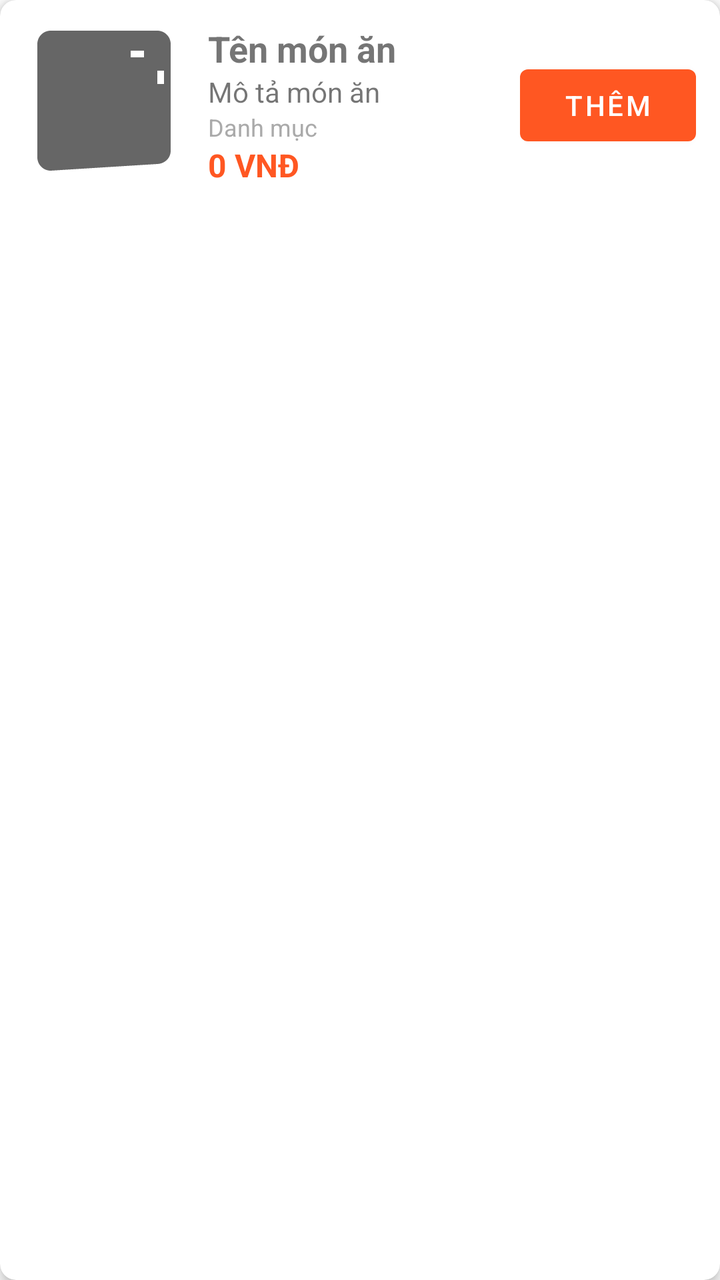
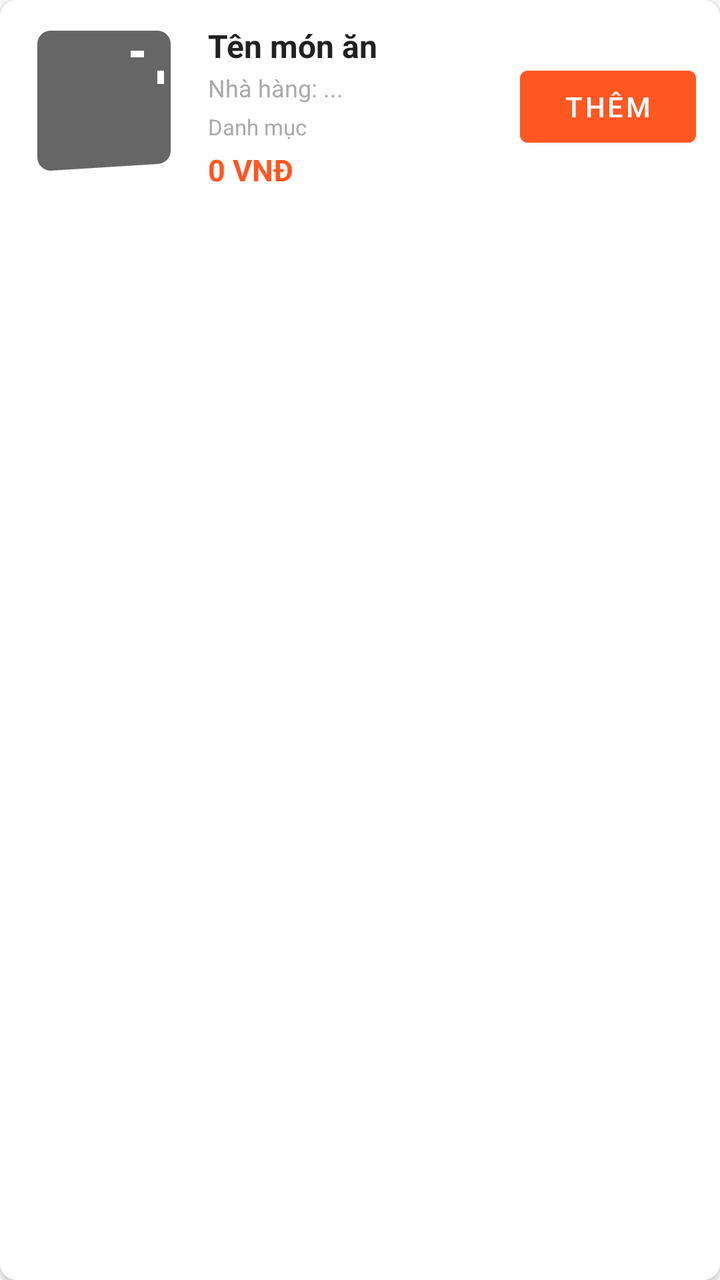

The first picture is an Android layout as it rendered before a commit; the second is the same layout after the commit. The layout source and the unified diff follow.
<!-- AndroidManifest.xml: application theme Theme.FoodOrder -->
<!-- res/layout/item_food.xml -->
<?xml version="1.0" encoding="utf-8"?>
<androidx.cardview.widget.CardView xmlns:android="http://schemas.android.com/apk/res/android"
    xmlns:app="http://schemas.android.com/apk/res-auto"
    android:layout_width="match_parent"
    android:layout_height="wrap_content"
    android:layout_margin="8dp"
    app:cardCornerRadius="8dp"
    app:cardElevation="4dp">

    <LinearLayout
        android:layout_width="match_parent"
        android:layout_height="wrap_content"
        android:orientation="horizontal"
        android:padding="12dp">

        <ImageView
            android:id="@+id/ivFoodImage"
            android:layout_width="80dp"
            android:layout_height="80dp"
            android:src="@drawable/ic_food_default"
            android:scaleType="centerCrop"
            android:layout_marginEnd="12dp"/>

        <LinearLayout
            android:layout_width="0dp"
            android:layout_height="wrap_content"
            android:layout_weight="1"
            android:orientation="vertical">

            <TextView
                android:id="@+id/tvFoodName"
                android:layout_width="wrap_content"
                android:layout_height="wrap_content"
                android:text="Tên món ăn"
                android:textSize="18sp"
                android:textStyle="bold"/>

            <TextView
                android:id="@+id/tvFoodDescription"
                android:layout_width="wrap_content"
                android:layout_height="wrap_content"
                android:text="Mô tả món ăn"
                android:textSize="14sp"
                android:maxLines="2"
                android:ellipsize="end"/>

            <TextView
                android:id="@+id/tvFoodCategory"
                android:layout_width="wrap_content"
                android:layout_height="wrap_content"
                android:text="Danh mục"
                android:textSize="12sp"
                android:textColor="@android:color/darker_gray"/>

            <TextView
                android:id="@+id/tvFoodPrice"
                android:layout_width="wrap_content"
                android:layout_height="wrap_content"
                android:text="0 VNĐ"
                android:textSize="16sp"
                android:textColor="@color/primary_color"
                android:textStyle="bold"/>
        </LinearLayout>

        <Button
            android:id="@+id/btnAddToCart"
            android:layout_width="wrap_content"
            android:layout_height="wrap_content"
            android:text="Thêm"
            android:layout_gravity="center"/>
    </LinearLayout>

</androidx.cardview.widget.CardView>
<!-- resources referenced by this layout -->
<resources>
  <color name="primary_color">#FF5722</color>
  <!-- drawable ic_food_default (drawable) -->
  <?xml version="1.0" encoding="utf-8"?>
  <vector xmlns:android="http://schemas.android.com/apk/res/android"
      android:width="24dp"
      android:height="24dp"
      android:viewportWidth="24"
      android:viewportHeight="24"
      android:tint="?attr/colorControlNormal">
      <path
          android:fillColor="@android:color/white"
          android:pathData="M11,9L9,9L9,7L11,7L11,9zM15,9L13,9L13,7L15,7L15,9zM16,6L18,6L18,4L16,4L16,6zM19,9L21,9L21,7L19,7L19,9zM13,13L15,13L15,11L13,11L13,13zM9,13L11,13L11,11L9,11L9,13zM7,9L9,9L9,7L7,7L7,9zM4,22c-1.1,0 -2,-0.9 -2,-2v0l0,-0.96L2,3c0,-1.1 0.9,-2 2,-2h16c1.1,0 2,0.9 2,2v16c0,0.27 -0.05,0.53 -0.15,0.77 -0.26,0.68 -1.03,1.21 -1.85,1.23L4,22zM20,20L4,20l0,-15.79c0.19,0.48 0.62,0.79 1.11,0.79L18.89,5c0.49,0 0.92,-0.31 1.11,-0.79L20,20zM8,18L8,18c1.1,0 2,-0.9 2,-2v0c0,-1.1 -0.9,-2 -2,-2s-2,0.9 -2,2c0,1.1 0.9,2 2,2zM16,18c1.1,0 2,-0.9 2,-2 0,-1.1 -0.9,-2 -2,-2s-2,0.9 -2,2c0,1.1 0.9,2 2,2z"/>
  </vector>
  <style name="Theme.FoodOrder" parent="Theme.MaterialComponents.DayNight.NoActionBar">
          
          <item name="colorPrimary">@color/primary_color</item>
          <item name="colorPrimaryVariant">@color/primary_dark</item>
          <item name="colorOnPrimary">@color/white</item>
  
          
          <item name="colorSecondary">@color/accent</item>
          <item name="colorSecondaryVariant">@color/teal_700</item>
          <item name="colorOnSecondary">@color/black</item>
  
          
          <item name="android:windowBackground">@color/background</item>
  
          
          <item name="colorSurface">@color/surface</item>
          <item name="colorOnSurface">@color/text_primary</item>
          <item name="colorError">#FF0000</item>
      </style>
  <color name="primary_dark">#E64A19</color>
  <color name="white">#FFFFFFFF</color>
  <color name="accent">#FFC107</color>
  <color name="teal_700">#FF018786</color>
  <color name="black">#FF000000</color>
  <color name="background">#FFFFFF</color>
  <color name="surface">#F5F5F5</color>
  <color name="text_primary">#212121</color>
</resources>

<!-- the commit's change to res/layout/item_food.xml (unified diff, before → after) -->
@@ -5,7 +5,7 @@
     android:layout_height="wrap_content"
     android:layout_margin="8dp"
     app:cardCornerRadius="8dp"
-    app:cardElevation="4dp">
+    app:cardElevation="2dp">
 
     <LinearLayout
         android:layout_width="match_parent"
@@ -13,6 +13,7 @@
         android:orientation="horizontal"
         android:padding="12dp">
 
+        
         <ImageView
             android:id="@+id/ivFoodImage"
             android:layout_width="80dp"
@@ -21,53 +22,67 @@
             android:scaleType="centerCrop"
             android:layout_marginEnd="12dp"/>
 
+        
         <LinearLayout
             android:layout_width="0dp"
             android:layout_height="wrap_content"
             android:layout_weight="1"
             android:orientation="vertical">
 
+            
             <TextView
                 android:id="@+id/tvFoodName"
                 android:layout_width="wrap_content"
                 android:layout_height="wrap_content"
                 android:text="Tên món ăn"
-                android:textSize="18sp"
-                android:textStyle="bold"/>
+                android:textSize="16sp"
+                android:textStyle="bold"
+                android:textColor="@color/text_primary"/>
 
+            
             <TextView
                 android:id="@+id/tvFoodDescription"
                 android:layout_width="wrap_content"
                 android:layout_height="wrap_content"
-                android:text="Mô tả món ăn"
-                android:textSize="14sp"
-                android:maxLines="2"
+                android:text="Nhà hàng: ..."
+                android:textSize="12sp"
+                android:textColor="@android:color/darker_gray"
+                android:layout_marginTop="2dp"
+                android:maxLines="1"
                 android:ellipsize="end"/>
 
+            
             <TextView
                 android:id="@+id/tvFoodCategory"
                 android:layout_width="wrap_content"
                 android:layout_height="wrap_content"
                 android:text="Danh mục"
-                android:textSize="12sp"
-                android:textColor="@android:color/darker_gray"/>
+                android:textSize="11sp"
+                android:textColor="@android:color/darker_gray"
+                android:layout_marginTop="4dp"/>
 
+            
             <TextView
                 android:id="@+id/tvFoodPrice"
                 android:layout_width="wrap_content"
                 android:layout_height="wrap_content"
                 android:text="0 VNĐ"
-                android:textSize="16sp"
+                android:textSize="15sp"
+                android:textStyle="bold"
                 android:textColor="@color/primary_color"
-                android:textStyle="bold"/>
+                android:layout_marginTop="4dp"/>
+
         </LinearLayout>
 
+        
         <Button
             android:id="@+id/btnAddToCart"
             android:layout_width="wrap_content"
             android:layout_height="wrap_content"
-            android:text="Thêm"
-            android:layout_gravity="center"/>
+            android:text="THÊM"
+            android:layout_gravity="center"
+            android:backgroundTint="@color/primary_color"/>
+
     </LinearLayout>
 
 </androidx.cardview.widget.CardView>
